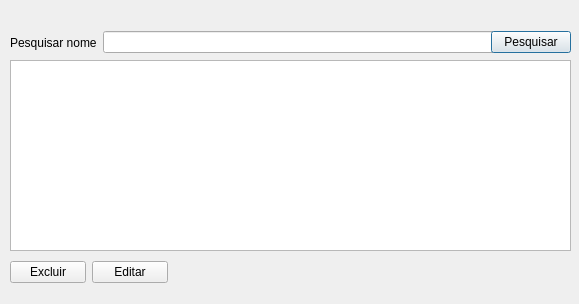
Before: the Qt Designer form agendaInterface/fm_pesquisacontatos.ui in gustahlucas/agendaProject, drawn with Qt 5.
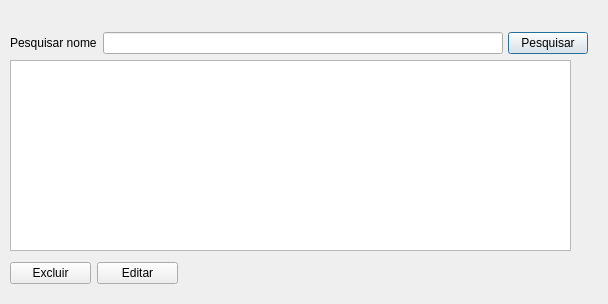
After: the same form once the commit is applied.

Diff of the .ui file:
```diff
--- a/agendaInterface/fm_pesquisacontatos.ui
+++ b/agendaInterface/fm_pesquisacontatos.ui
@@ -6,7 +6,7 @@
    <rect>
     <x>0</x>
     <y>0</y>
-    <width>579</width>
+    <width>608</width>
     <height>304</height>
    </rect>
   </property>
@@ -23,13 +23,13 @@
     </rect>
    </property>
   </widget>
-  <widget class="QWidget" name="">
+  <widget class="QWidget" name="layoutWidget">
    <property name="geometry">
     <rect>
      <x>10</x>
      <y>30</y>
-     <width>561</width>
-     <height>25</height>
+     <width>578</width>
+     <height>26</height>
     </rect>
    </property>
    <layout class="QHBoxLayout" name="horizontalLayout">
@@ -59,13 +59,13 @@
     </item>
    </layout>
   </widget>
-  <widget class="QWidget" name="">
+  <widget class="QWidget" name="layoutWidget">
    <property name="geometry">
     <rect>
      <x>10</x>
      <y>260</y>
-     <width>158</width>
-     <height>25</height>
+     <width>168</width>
+     <height>26</height>
     </rect>
    </property>
    <layout class="QHBoxLayout" name="horizontalLayout_2">
```
Left out of the diff: 2 changed lines with no effect on the pictures.
